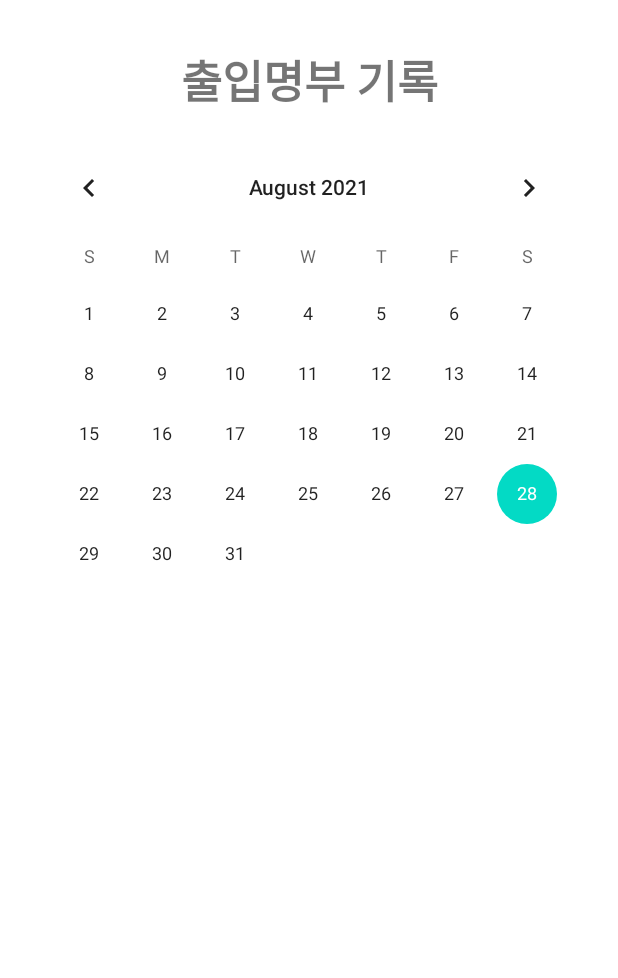
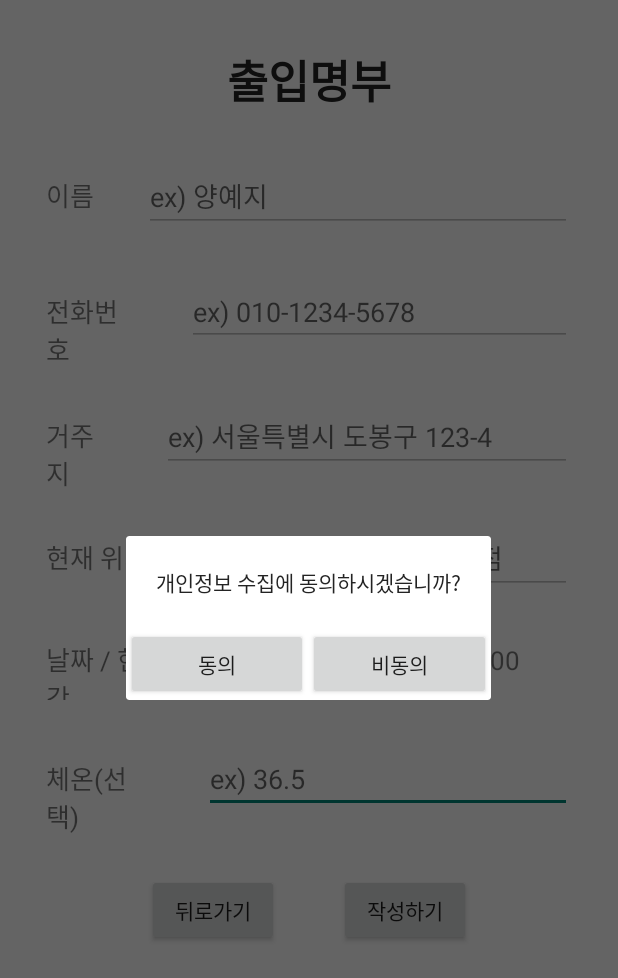
Before and after one commit to Huh21/project_with_a_jump, an Android app: the screen it shows after launch (MainActivity2 before the commit, MainActivity after it), after a tap on "작성하기", on a phone screen of 412 x 824 dp. Shown: the top 978 px of the screen. Run offline under Robolectric (Android 15) with nearby library versions, the phone set to English and light mode, and no system bars.

Commit message:
user-access

```diff
--- a/app/build.gradle
+++ b/app/build.gradle
@@ -34,6 +34,7 @@ dependencies {
     implementation 'com.google.android.material:material:1.4.0'
     implementation 'androidx.constraintlayout:constraintlayout:2.1.0'
     testImplementation 'junit:junit:4.+'
+
     androidTestImplementation 'androidx.test.ext:junit:1.1.3'
     androidTestImplementation 'androidx.test.espresso:espresso-core:3.4.0'
 }
--- a/app/src/main/AndroidManifest.xml
+++ b/app/src/main/AndroidManifest.xml
@@ -14,7 +14,7 @@
         android:label="@string/app_name"
         android:roundIcon="@mipmap/ic_launcher_round"
         android:supportsRtl="true"
-        android:theme="@style/Theme.Project_with_a_jump">
+        android:theme="@style/Theme.AppCompat.Light.NoActionBar">
         <activity android:name=".MainActivity">
             <intent-filter>
                 <action android:name="android.intent.action.MAIN" />
--- a/app/src/main/java/org/ict/project_with_a_jump/MainActivity.java
+++ b/app/src/main/java/org/ict/project_with_a_jump/MainActivity.java
@@ -2,9 +2,12 @@ package org.ict.project_with_a_jump;
 
 import androidx.appcompat.app.AppCompatActivity;
 
+import android.app.Dialog;
 import android.content.Intent;
 import android.os.Bundle;
+import android.view.LayoutInflater;
 import android.view.View;
+import android.view.Window;
 import android.widget.Button;
 import android.widget.TextView;
 import android.widget.Toast;
@@ -14,7 +17,7 @@ import java.util.Date;
 
 public class MainActivity extends AppCompatActivity {
 
-    Button button1;
+    Dialog dialog;
     TextView Day;
 
     //현재 시간
@@ -28,25 +31,48 @@ public class MainActivity extends AppCompatActivity {
         super.onCreate(savedInstanceState);
         setContentView(R.layout.activity_main);
 
-        //작성하기 버튼
-        button1 = findViewById(R.id.ButtonSubmit);
+        //inflate
+        LayoutInflater inflater = getLayoutInflater();
+        View v1 = inflater.inflate(R.layout.dialog, null);
 
-        button1.setOnClickListener(new View.OnClickListener() {
+        //팝업창
+        dialog = new Dialog(MainActivity.this);
+        dialog.requestWindowFeature(Window.FEATURE_NO_TITLE);
+        dialog.setContentView(R.layout.dialog);
+
+        findViewById(R.id.ButtonSubmit).setOnClickListener(new View.OnClickListener() {
             @Override
             public void onClick(View view) {
+                showDialog();
+            }
+        });
+        //시간 출력
+        Day = (TextView) findViewById(R.id.Day);
+        Day.setText(formatDate);
 
+    }
+    public void showDialog () {
+        dialog.show();
+
+        //동의
+        Button yesBtn = dialog.findViewById(R.id.yesBtn);
+        yesBtn.setOnClickListener(new View.OnClickListener() {
+            @Override
+            public void onClick(View view) {
                 Toast.makeText(getApplicationContext(), "명부가 작성되었습니다",
                         Toast.LENGTH_SHORT).show();
+
+                Intent intent = new Intent(MainActivity.this, MainActivity2.class);
+                startActivity(intent);
             }
         });
 
-        button1.setOnClickListener((v) -> {
-            Intent intent = new Intent(getApplicationContext(), MainActivity2.class);
-            startActivity(intent);
-        } );
-
-        //시간 출력
-        Day=(TextView)findViewById(R.id.Day);
-        Day.setText(formatDate);
+        //비동의
+        dialog.findViewById(R.id.noBtn).setOnClickListener(new View.OnClickListener() {
+            @Override
+            public void onClick(View view) {
+                dialog.dismiss();
+            }
+        });
     }
 }
--- a/app/src/main/res/layout/activity_main.xml
+++ b/app/src/main/res/layout/activity_main.xml
@@ -19,6 +19,7 @@
             android:layout_width="match_parent"
             android:layout_height="wrap_content"
             android:layout_margin="15dp"
+            android:textColor="#232323"
             android:textSize="30sp"
             android:textStyle="bold"
             android:gravity="center"
@@ -38,6 +39,7 @@
                 android:text="이름" />
 
             <EditText
+                android:id="@+id/Name"
                 android:layout_width="match_parent"
                 android:layout_height="wrap_content"
                 android:layout_margin="15dp"
@@ -61,6 +63,7 @@
                 android:textSize="17sp" />
 
             <EditText
+                android:id="@+id/PhoneNumber"
                 android:layout_width="match_parent"
                 android:layout_height="wrap_content"
                 android:layout_margin="15dp"
@@ -84,6 +87,7 @@
                 android:textSize="17sp" />
 
             <EditText
+                android:id="@+id/LivePlace"
                 android:layout_width="match_parent"
                 android:layout_height="wrap_content"
                 android:layout_margin="15dp"
@@ -107,6 +111,7 @@
                 android:text="현재 위치" />
 
             <EditText
+                android:id="@+id/NowPlace"
                 android:layout_width="match_parent"
                 android:layout_height="wrap_content"
                 android:layout_margin="15dp"
@@ -155,6 +160,7 @@
                 android:text="체온(선택)" />
 
             <EditText
+                android:id="@+id/Temperature"
                 android:layout_width="match_parent"
                 android:layout_height="wrap_content"
                 android:layout_margin="15dp"
--- /dev/null
+++ b/app/src/main/res/layout/dialog.xml
@@ -0,0 +1,34 @@
+<?xml version="1.0" encoding="utf-8"?>
+<LinearLayout xmlns:android="http://schemas.android.com/apk/res/android"
+    android:layout_width="wrap_content"
+    android:layout_height="wrap_content"
+    android:layout_gravity="center"
+    android:orientation="vertical">
+
+    <TextView
+        android:layout_width="wrap_content"
+        android:layout_height="wrap_content"
+        android:textColor="#232323"
+        android:padding="20dp"
+        android:text="개인정보 수집에 동의하시겠습니까?" />
+
+    <LinearLayout
+        android:layout_width="match_parent"
+        android:layout_height="wrap_content">
+
+        <Button
+            android:id="@+id/yesBtn"
+            android:layout_width="0dp"
+            android:layout_height="wrap_content"
+            android:layout_weight="1"
+            android:text="동의" />
+
+        <Button
+            android:id="@+id/noBtn"
+            android:layout_width="0dp"
+            android:layout_height="wrap_content"
+            android:layout_weight="1"
+            android:text="비동의" />
+    </LinearLayout>
+
+</LinearLayout>
--- a/app/src/main/res/values-night/themes.xml
+++ b/app/src/main/res/values-night/themes.xml
@@ -1,6 +1,6 @@
 <resources xmlns:tools="http://schemas.android.com/tools">
     <!-- Base application theme. -->
-    <style name="Theme.Project_with_a_jump" parent="Theme.MaterialComponents.DayNight.DarkActionBar">
+    <style name="Theme.UserAccess" parent="Theme.AppCompat.Light.NoActionBar">
         <!-- Primary brand color. -->
         <item name="colorPrimary">@color/purple_200</item>
         <item name="colorPrimaryVariant">@color/purple_700</item>
--- a/app/src/main/res/values/themes.xml
+++ b/app/src/main/res/values/themes.xml
@@ -1,6 +1,6 @@
 <resources xmlns:tools="http://schemas.android.com/tools">
     <!-- Base application theme. -->
-    <style name="Theme.Project_with_a_jump" parent="Theme.MaterialComponents.DayNight.DarkActionBar">
+    <style name="Theme.UserAccess" parent="Theme.AppCompat.Light.NoActionBar">
         <!-- Primary brand color. -->
         <item name="colorPrimary">@color/purple_500</item>
         <item name="colorPrimaryVariant">@color/purple_700</item>
```
Also changed, not shown: app/src/main/res/layout/activity_main2.xml (+37 -5 lines), app/src/main/res/layout/toolbar.xml (added, +11 -0 lines).
